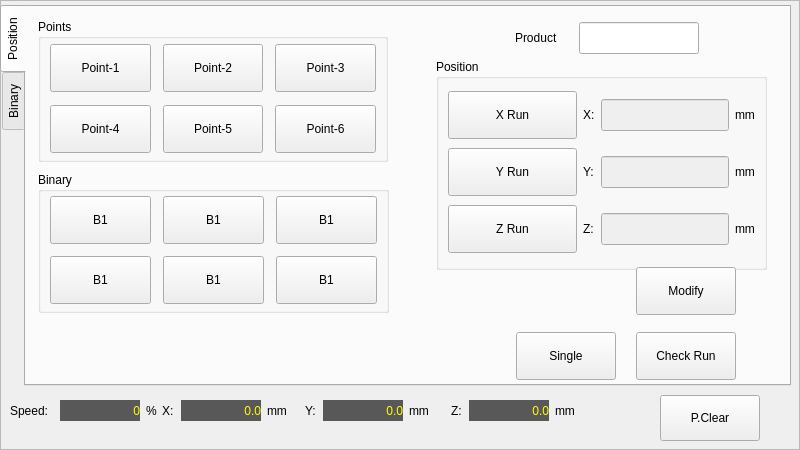
Old version of the form hcmanualoperation/ichcmanualoperationpageframe_8.ui in the repository GaussCheng/2-5AxisPunch.
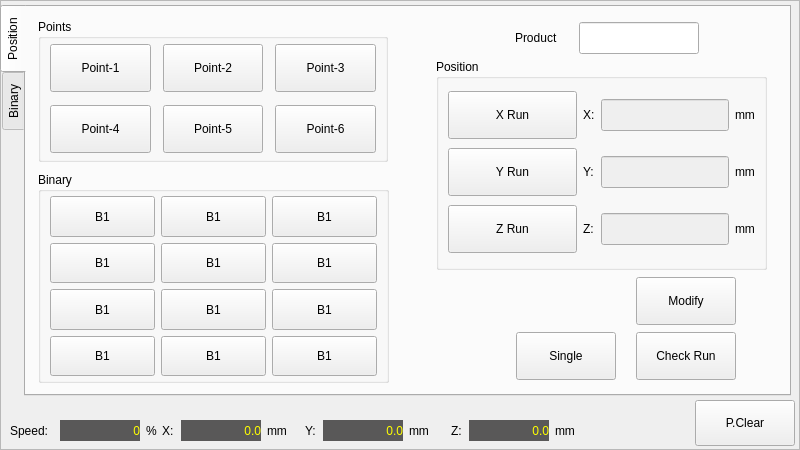
New version of the form. Custom widgets are drawn as their Qt base class.

```diff
--- a/hcmanualoperation/ichcmanualoperationpageframe_8.ui
+++ b/hcmanualoperation/ichcmanualoperationpageframe_8.ui
@@ -25,7 +25,7 @@
      <x>0</x>
      <y>5</y>
      <width>791</width>
-     <height>381</height>
+     <height>391</height>
     </rect>
    </property>
    <property name="tabPosition">
@@ -44,7 +44,7 @@
        <x>12</x>
        <y>165</y>
        <width>351</width>
-       <height>141</height>
+       <height>211</height>
       </rect>
      </property>
      <property name="title">
@@ -58,7 +58,7 @@
        <number>4</number>
       </property>
       <property name="spacing">
-       <number>12</number>
+       <number>6</number>
       </property>
       <item row="0" column="0">
        <widget class="QPushButton" name="b1">
@@ -192,6 +192,138 @@
         </attribute>
        </widget>
       </item>
+      <item row="2" column="0">
+       <widget class="QPushButton" name="b7">
+        <property name="sizePolicy">
+         <sizepolicy hsizetype="Minimum" vsizetype="Expanding">
+          <horstretch>0</horstretch>
+          <verstretch>0</verstretch>
+         </sizepolicy>
+        </property>
+        <property name="maximumSize">
+         <size>
+          <width>16777215</width>
+          <height>48</height>
+         </size>
+        </property>
+        <property name="text">
+         <string>B1</string>
+        </property>
+        <attribute name="buttonGroup">
+         <string>shortcutGroup</string>
+        </attribute>
+       </widget>
+      </item>
+      <item row="2" column="1">
+       <widget class="QPushButton" name="b8">
+        <property name="sizePolicy">
+         <sizepolicy hsizetype="Minimum" vsizetype="Expanding">
+          <horstretch>0</horstretch>
+          <verstretch>0</verstretch>
+         </sizepolicy>
+        </property>
+        <property name="maximumSize">
+         <size>
+          <width>16777215</width>
+          <height>48</height>
+         </size>
+        </property>
+        <property name="text">
+         <string>B1</string>
+        </property>
+        <attribute name="buttonGroup">
+         <string>shortcutGroup</string>
+        </attribute>
+       </widget>
+      </item>
+      <item row="2" column="2">
+       <widget class="QPushButton" name="b9">
+        <property name="sizePolicy">
+         <sizepolicy hsizetype="Minimum" vsizetype="Expanding">
+          <horstretch>0</horstretch>
+          <verstretch>0</verstretch>
+         </sizepolicy>
+        </property>
+        <property name="maximumSize">
+         <size>
+          <width>16777215</width>
+          <height>48</height>
+         </size>
+        </property>
+        <property name="text">
+         <string>B1</string>
+        </property>
+        <attribute name="buttonGroup">
+         <string>shortcutGroup</string>
+        </attribute>
+       </widget>
+      </item>
+      <item row="3" column="0">
+       <widget class="QPushButton" name="b10">
+        <property name="sizePolicy">
+         <sizepolicy hsizetype="Minimum" vsizetype="Expanding">
+          <horstretch>0</horstretch>
+          <verstretch>0</verstretch>
+         </sizepolicy>
+        </property>
+        <property name="maximumSize">
+         <size>
+          <width>16777215</width>
+          <height>48</height>
+         </size>
+        </property>
+        <property name="text">
+         <string>B1</string>
+        </property>
+        <attribute name="buttonGroup">
+         <string>shortcutGroup</string>
+        </attribute>
+       </widget>
+      </item>
+      <item row="3" column="1">
+       <widget class="QPushButton" name="b11">
+        <property name="sizePolicy">
+         <sizepolicy hsizetype="Minimum" vsizetype="Expanding">
+          <horstretch>0</horstretch>
+          <verstretch>0</verstretch>
+         </sizepolicy>
+        </property>
+        <property name="maximumSize">
+         <size>
+          <width>16777215</width>
+          <height>48</height>
+         </size>
+        </property>
+        <property name="text">
+         <string>B1</string>
+        </property>
+        <attribute name="buttonGroup">
+         <string>shortcutGroup</string>
+        </attribute>
+       </widget>
+      </item>
+      <item row="3" column="2">
+       <widget class="QPushButton" name="b12">
+        <property name="sizePolicy">
+         <sizepolicy hsizetype="Minimum" vsizetype="Expanding">
+          <horstretch>0</horstretch>
+          <verstretch>0</verstretch>
+         </sizepolicy>
+        </property>
+        <property name="maximumSize">
+         <size>
+          <width>16777215</width>
+          <height>48</height>
+         </size>
+        </property>
+        <property name="text">
+         <string>B1</string>
+        </property>
+        <attribute name="buttonGroup">
+         <string>shortcutGroup</string>
+        </attribute>
+       </widget>
+      </item>
      </layout>
     </widget>
     <widget class="QLabel" name="label_3">
@@ -436,7 +568,7 @@
      <property name="geometry">
       <rect>
        <x>610</x>
-       <y>260</y>
+       <y>270</y>
        <width>100</width>
        <height>48</height>
       </rect>
@@ -1373,7 +1505,7 @@
    <property name="geometry">
     <rect>
      <x>10</x>
-     <y>400</y>
+     <y>420</y>
      <width>44</width>
      <height>21</height>
     </rect>
@@ -1386,7 +1518,7 @@
    <property name="geometry">
     <rect>
      <x>181</x>
-     <y>400</y>
+     <y>420</y>
      <width>80</width>
      <height>21</height>
     </rect>
@@ -1829,7 +1961,7 @@
    <property name="geometry">
     <rect>
      <x>305</x>
-     <y>400</y>
+     <y>420</y>
      <width>16</width>
      <height>21</height>
     </rect>
@@ -1842,7 +1974,7 @@
    <property name="geometry">
     <rect>
      <x>409</x>
-     <y>400</y>
+     <y>420</y>
      <width>31</width>
      <height>21</height>
     </rect>
@@ -1855,7 +1987,7 @@
    <property name="geometry">
     <rect>
      <x>267</x>
-     <y>400</y>
+     <y>420</y>
      <width>31</width>
      <height>21</height>
     </rect>
@@ -1868,7 +2000,7 @@
    <property name="geometry">
     <rect>
      <x>323</x>
-     <y>400</y>
+     <y>420</y>
      <width>80</width>
      <height>21</height>
     </rect>
@@ -2311,7 +2443,7 @@
    <property name="geometry">
     <rect>
      <x>146</x>
-     <y>400</y>
+     <y>420</y>
      <width>16</width>
      <height>21</height>
     </rect>
@@ -2324,7 +2456,7 @@
    <property name="geometry">
     <rect>
      <x>162</x>
-     <y>400</y>
+     <y>420</y>
      <width>16</width>
      <height>21</height>
     </rect>
@@ -2337,7 +2469,7 @@
    <property name="geometry">
     <rect>
      <x>60</x>
-     <y>400</y>
+     <y>420</y>
      <width>80</width>
      <height>21</height>
     </rect>
@@ -2779,8 +2911,8 @@
   <widget class="QPushButton" name="productClear">
    <property name="geometry">
     <rect>
-     <x>660</x>
-     <y>395</y>
+     <x>695</x>
+     <y>400</y>
      <width>100</width>
      <height>46</height>
     </rect>
@@ -2799,7 +2931,7 @@
    <property name="geometry">
     <rect>
      <x>555</x>
-     <y>400</y>
+     <y>420</y>
      <width>31</width>
      <height>21</height>
     </rect>
@@ -2812,7 +2944,7 @@
    <property name="geometry">
     <rect>
      <x>469</x>
-     <y>400</y>
+     <y>420</y>
      <width>80</width>
      <height>21</height>
     </rect>
@@ -3255,7 +3387,7 @@
    <property name="geometry">
     <rect>
      <x>451</x>
-     <y>400</y>
+     <y>420</y>
      <width>16</width>
      <height>21</height>
     </rect>
```
Left out of the diff: 44 changed lines with no effect on the pictures.
